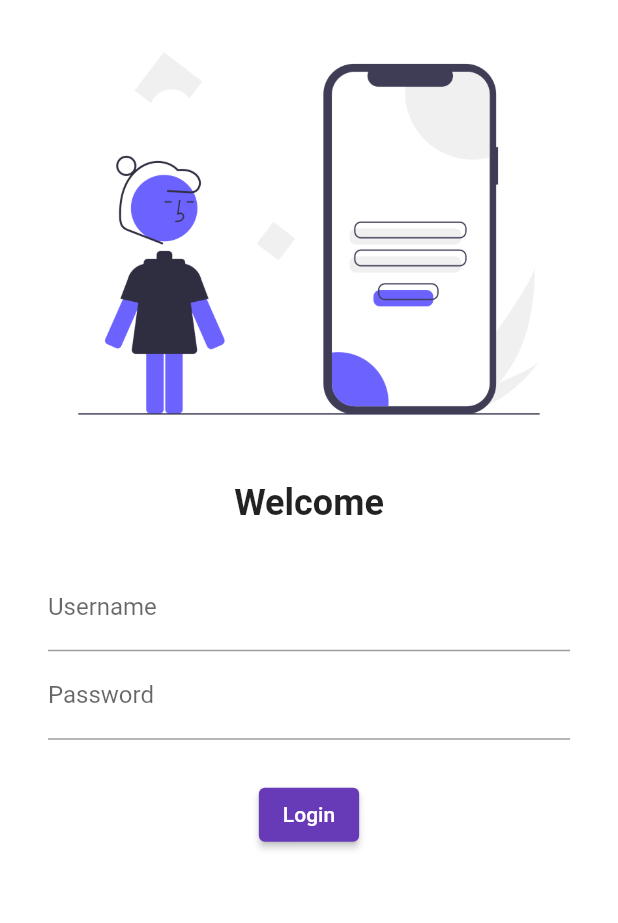
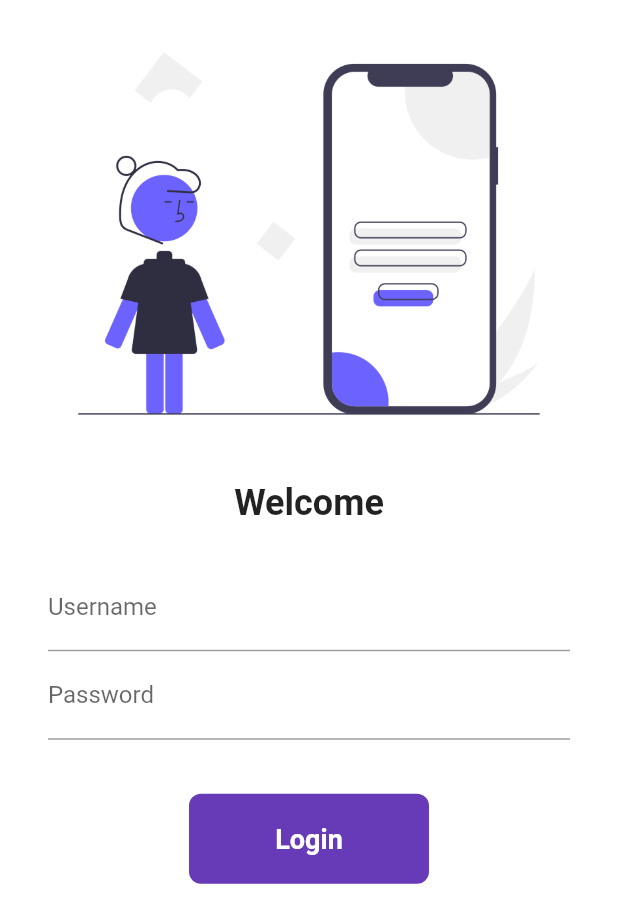
Before and after one commit to Wahab92422/FlutterBasics, a Flutter app: the screen it shows after launch, on a phone screen of 412 x 824 dp. Shown: the top 923 px of the screen. Run offline on Flutter 3.47's test engine with Material 2 defaults, Android fonts, the phone set to English and light mode, and no system bars; our stand-ins replace google_fonts.

Commit message:
day 2 custom button widget & simple animation

```diff
--- a/lib/Pages/login.dart
+++ b/lib/Pages/login.dart
@@ -1,13 +1,24 @@
+import 'package:basics_flutter/utils/routes.dart';
 import 'package:flutter/foundation.dart';
 import 'package:flutter/material.dart';
 
-class LoginPage extends StatelessWidget {
+class LoginPage extends StatefulWidget {
   const LoginPage({super.key});
+
+  @override
+  State<LoginPage> createState() => _LoginPageState();
+}
+
+class _LoginPageState extends State<LoginPage> {
+  String name = "";
+  String password = "";
+  bool buttonStatus = false;
 
   @override
   Widget build(BuildContext context) {
     return Material(
       color: Colors.white,
+      child: SingleChildScrollView(
         child: Column(
           children: [
             Image.asset(
@@ -18,7 +29,7 @@ class LoginPage extends StatelessWidget {
               height: 10,
             ),
             const Text(
-            'Welcome',
+              "Welcome",
               style: TextStyle(fontSize: 24, fontWeight: FontWeight.bold),
             ),
             const SizedBox(
@@ -31,28 +42,77 @@ class LoginPage extends StatelessWidget {
                   TextFormField(
                     decoration: const InputDecoration(
                         hintText: "Enter Username", labelText: "Username"),
+                    onChanged: (value) {
+                      setState(() {
+                        name = value;
+                      });
+                    },
                   ),
                   TextFormField(
                     obscureText: true,
                     decoration: const InputDecoration(
                         hintText: "Enter Password", labelText: "Password"),
+                    onChanged: (value) {
+                      setState(() {
+                        password = value;
+                      });
+                    },
                   )
                 ],
               ),
             ),
             const SizedBox(
-            height: 10,
+              height: 20,
             ),
-          ElevatedButton(
-            onPressed: () {
-              if (kDebugMode) {
-                print('login');
+            InkWell(
+              onTap: () async {
+                setState(() {
+                  if (buttonStatus) {
+                    buttonStatus = false;
+                  } else {
+                    buttonStatus = true;
                   }
+                });
+                await Future.delayed(Duration(seconds: 1));
+                Navigator.pushNamed(context, MyRoutes.homeRoute);
               },
-            style: TextButton.styleFrom(),
-            child: const Text('Login'),
+              child: AnimatedContainer(
+                duration: const Duration(seconds: 1),
+                height: 60,
+                width: buttonStatus ? 60 : 160,
+                alignment: Alignment.center,
+                decoration: BoxDecoration(
+                  color: Colors.deepPurple,
+                  // shape: buttonStatus ? BoxShape.circle : BoxShape.rectangle
+                  borderRadius: BorderRadius.circular(buttonStatus ? 60 : 8),
+                ),
+                child: buttonStatus
+                    ? const Icon(Icons.done, color: Colors.white)
+                    : const Text(
+                        "Login",
+                        style: TextStyle(
+                            fontSize: 18,
+                            fontWeight: FontWeight.bold,
+                            color: Colors.white),
+                      ),
+              ),
             )
+            // ElevatedButton(
+            //   style: TextButton.styleFrom(
+            //     minimumSize: const Size(150, 40),
+            //   ),
+            //   child: const Text(
+            //     "Login",
+            //   ),
+            //   onPressed: () {
+            //     if (kDebugMode) {
+            //       print("name $name password $password");
+            //     }
+            //     Navigator.pushNamed(context, MyRoutes.homeRoute);
+            //   },
+            // ),
           ],
+        ),
       ),
     );
   }
--- a/lib/main.dart
+++ b/lib/main.dart
@@ -1,3 +1,4 @@
+import 'package:basics_flutter/utils/routes.dart';
 import 'package:flutter/material.dart';
 import 'package:google_fonts/google_fonts.dart';
 import 'Pages/home.dart';
@@ -23,10 +24,10 @@ class MyApp extends StatelessWidget {
         brightness: Brightness.light,
         primarySwatch: Colors.deepPurple,
       ),
-      initialRoute: '/login',
+      initialRoute: MyRoutes.loginRoute,
       routes: ({
-        '/home': (context) => const HomePage(),
-        '/login': (context) => const LoginPage(),
+        MyRoutes.homeRoute: (context) => const HomePage(),
+        MyRoutes.loginRoute: (context) => const LoginPage(),
       }),
     );
   }
--- /dev/null
+++ b/lib/utils/routes.dart
@@ -0,0 +1,4 @@
+class MyRoutes {
+  static String loginRoute = '/login';
+  static String homeRoute = '/home';
+}
```
Lines whose indentation alone changed are shown as unchanged.
